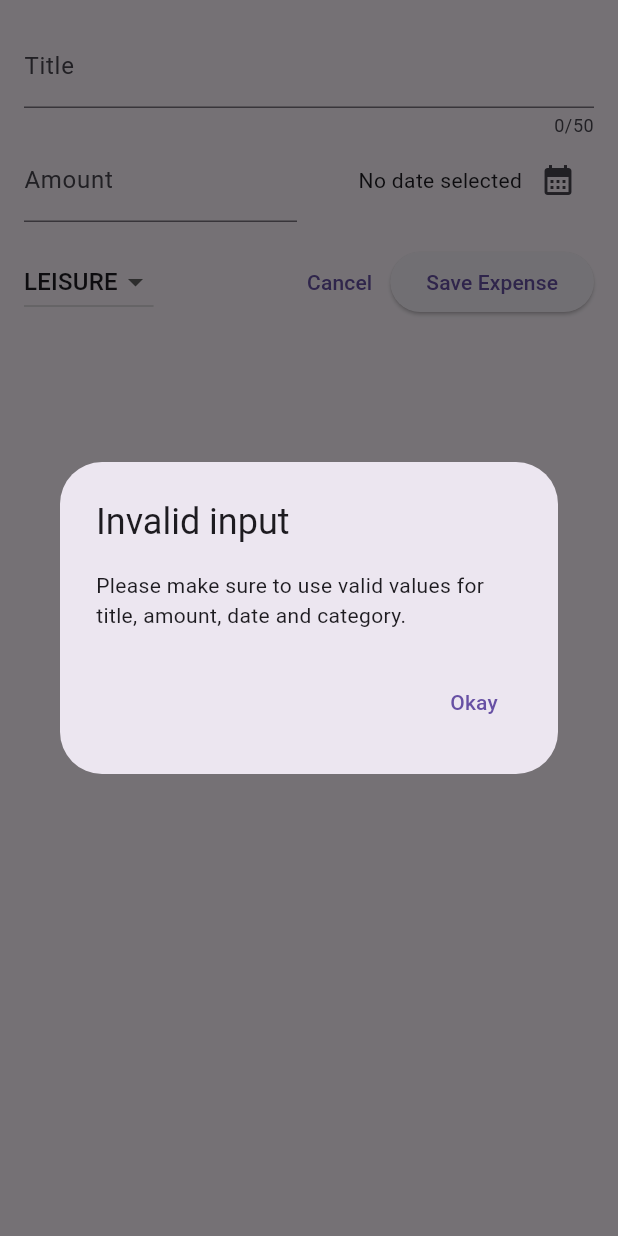
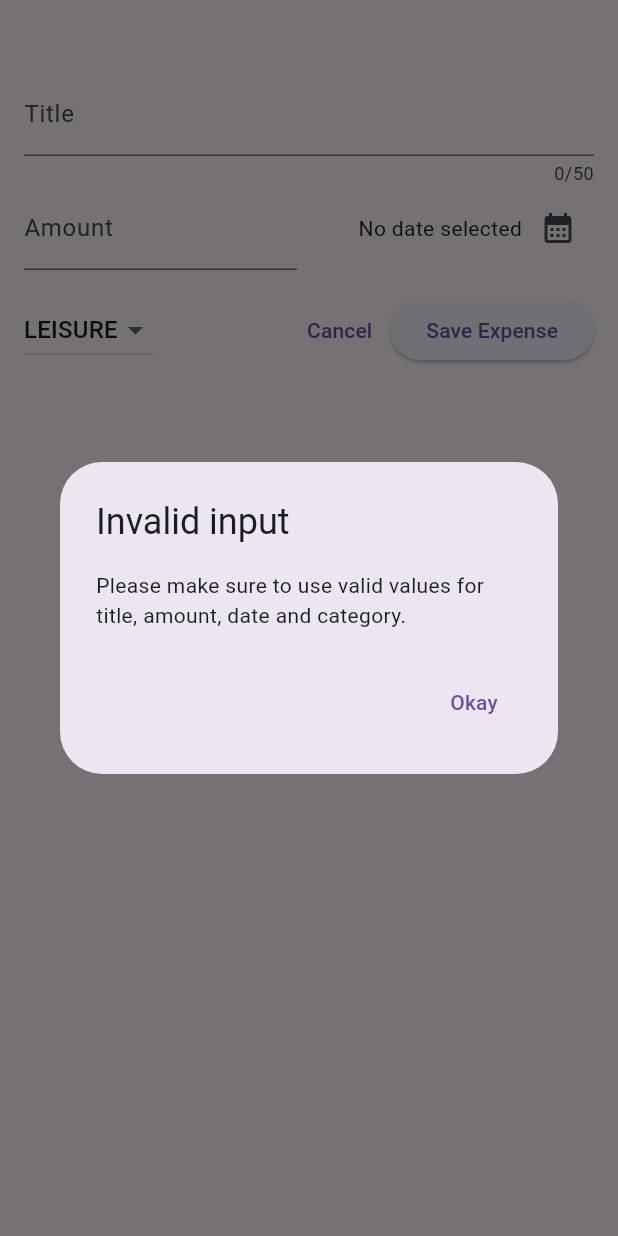
Before and after one commit to abundanceesim/expense_tracker, a Flutter app: the NewExpense widget shown alone on an empty page, opened directly with empty values, after a tap on "Save Expense", on a phone screen of 412 x 824 dp. Run offline on Flutter 3.47's test engine with Material 2 defaults, Android fonts, the phone set to English and light mode, and no system bars.

Commit message:
Make Add Expense modal fullscreen

```diff
--- a/lib/widgets/expenses.dart
+++ b/lib/widgets/expenses.dart
@@ -34,7 +34,11 @@ class _ExpenseState extends State<Expenses> {
   void _openAddExpenseOverlay() {
     // ctx is the context for just the ModalBottomSheet,
     // context is the context for the main widget in this class.
-    showModalBottomSheet(context: context, builder: (ctx) => NewExpense(onAddExpense: _addExpense));
+    showModalBottomSheet(
+        // make modal open in fullscreen.
+        isScrollControlled: true,
+        context: context,
+        builder: (ctx) => NewExpense(onAddExpense: _addExpense));
   }
 
   // void _addExpense(expenseData) {
--- a/lib/widgets/new_expense.dart
+++ b/lib/widgets/new_expense.dart
@@ -57,7 +57,14 @@ class _NewExpenseState extends State<NewExpense> {
       return;
     }
     // _selectedDate can be null so the exclamation mark indicates that it's required.
-    widget.onAddExpense(Expense(title: _titleController.text, amount: enteredAmount, date: _selectedDate!, category: _selectedCategory));
+    widget.onAddExpense(Expense(
+        title: _titleController.text,
+        amount: enteredAmount,
+        date: _selectedDate!,
+        category: _selectedCategory));
+
+    // Close widget after successful add.
+    Navigator.pop(context);
   }
 
   @override
@@ -70,7 +77,7 @@ class _NewExpenseState extends State<NewExpense> {
   @override
   Widget build(context) {
     return Padding(
-      padding: const EdgeInsets.all(16),
+      padding: const EdgeInsets.fromLTRB(16, 48, 16, 16),
       child: Column(children: [
         TextField(
           controller: _titleController,
```
